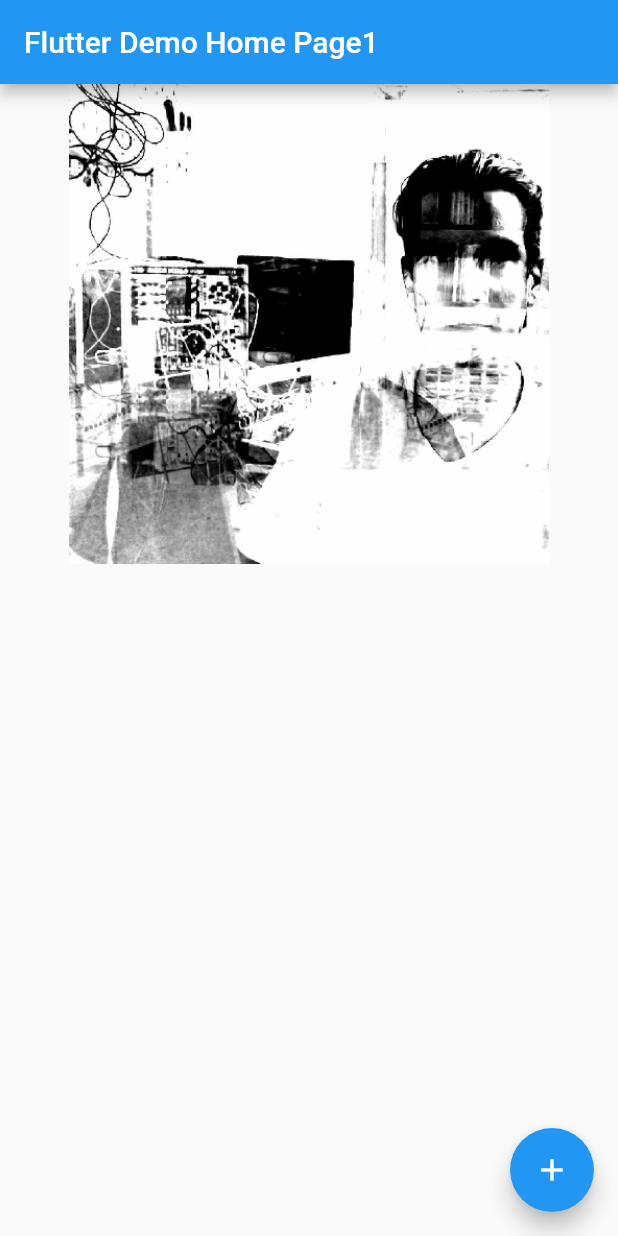
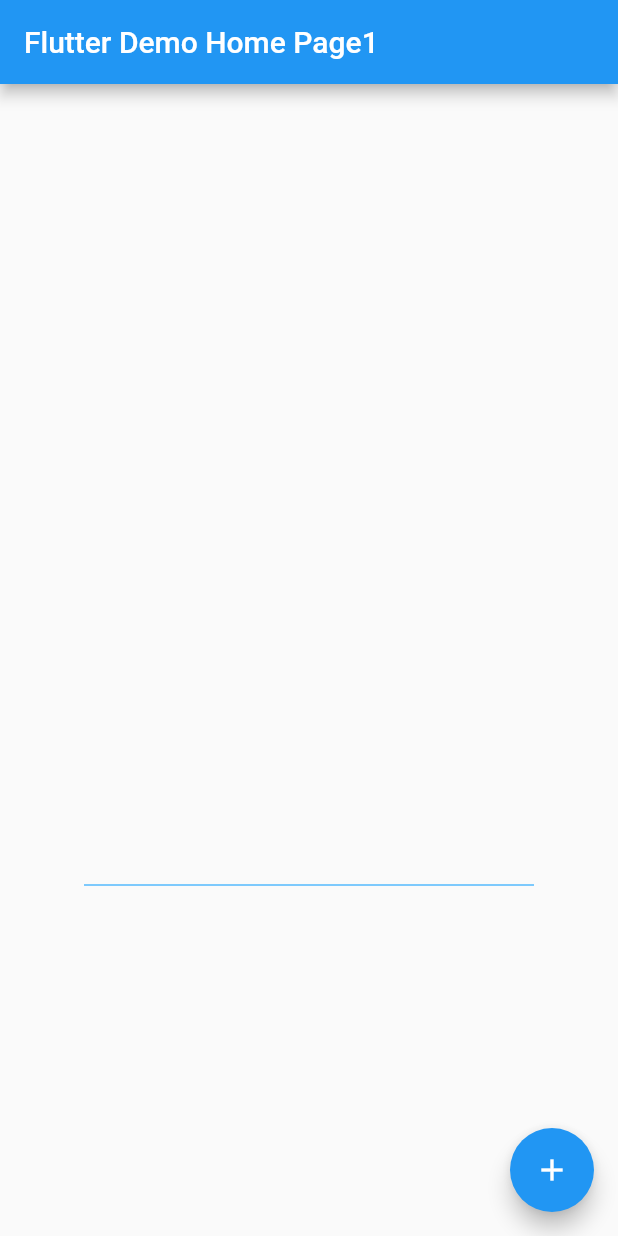
Before and after one commit to stephaneworkspace/ukulele2tracker, a Flutter app: the screen it shows after launch, after a tap on the "add" icon, on a phone screen of 412 x 824 dp. Run offline on Flutter 3.47's test engine with Material 2 defaults, Android fonts, the phone set to English and light mode, and no system bars; missing offline and left inert: positioned_tap_detector.

Commit message:
le trait se dessine

```diff
--- a/lib/main.dart
+++ b/lib/main.dart
@@ -89,7 +89,7 @@ class _MyHomePageState extends State<MyHomePage> {
           mainAxisAlignment: MainAxisAlignment.start, // center
           mainAxisSize: MainAxisSize.max,
           children: <Widget>[
-            Expanded(
+            /*Expanded(
               child: Align(
                 alignment: FractionalOffset.topCenter,
                 child: PositionedTapDetector(
@@ -98,18 +98,27 @@ class _MyHomePageState extends State<MyHomePage> {
                   onLongPress: (position) => _handleTap('Long press', position),
                   doubleTapDelay: Duration(milliseconds: 500),
                   child: Image.asset(
-                  'assets/test.png',
-                  fit: BoxFit.fill,
-                  width: 320.0,
-                  height: 320.0,
+                    'assets/test.png',
+                    fit: BoxFit.fill,
+                    width: 320.0,
+                    height: 320.0,
                   )
                 )
+              )
+            ),*/
+            Expanded(
+              child: Align(
+                alignment: FractionalOffset.topCenter,
+                child: new Text(_position),
               )
             ),
             Expanded(
               child: Align(
                 alignment: FractionalOffset.topCenter,
-                child: new Text(_position),
+                child: new CustomPaint(
+                  size: Size(300, 300),
+                  painter: new UkuTabs()
+                ),
               )
             )
           ],
@@ -152,3 +161,41 @@ class _MyHomePageState extends State<MyHomePage> {
     );
   }
 }
+// https://stackoverflow.com/questions/54661354/draw-lines-with-flutter
+// https://stackoverflow.com/questions/45684367/flutter-drawing-a-rectangle-in-bottom
+class UkuTabs extends CustomPainter {
+  @override
+  void paint(Canvas canvas, Size size) {
+
+    canvas.drawLine(
+      Offset(0, size.height / 2),
+      Offset(size.width, size.height / 2),
+      new Paint()..color = new Color(0xFF0099FF),
+    );
+    /*
+
+    var path = Path();
+    path.moveTo(size.width / 3, size.height * 3 / 4);
+    path.lineTo(size.width / 2, size.height * 5 / 6);
+    path.lineTo(size.width * 3 / 4, size.height * 4 / 6);
+    path.close();
+
+    paint.style = PaintingStyle.fill;
+
+    canvas.drawPath(path, paint);
+    */
+    /*
+    canvas.drawRect(
+      new Rect.fromLTRB(
+        0.0, 0.0, 5.0, 300.0
+      ),
+      new Paint()..color = new Color(0xFF0099FF),
+    );*/
+
+  }
+
+  @override
+  bool shouldRepaint(UkuTabs oldDelegate) {
+    return false;
+  }
+}
```
